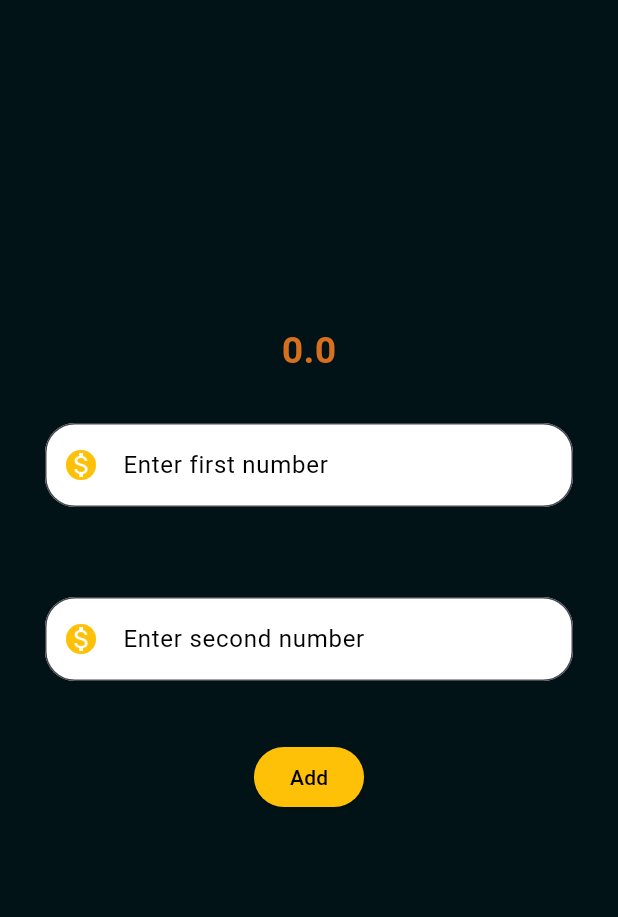
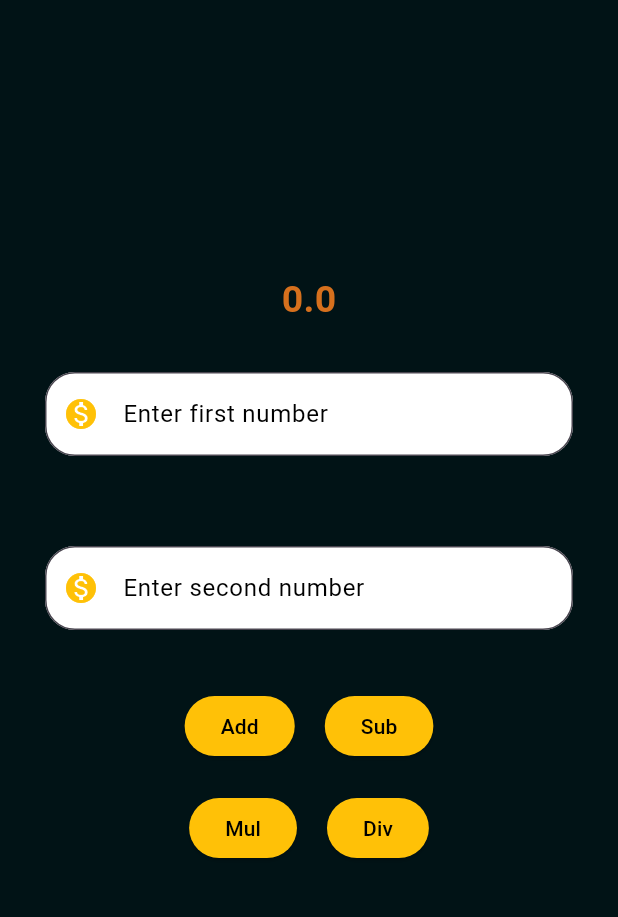
Before and after one commit to sudharsanacernitro/calculator, a Flutter app: the screen it shows after launch, after a tap on "Add", on a phone screen of 412 x 824 dp, the part 84-1001 px from its top. Run offline on Flutter 3.47's test engine with Material 3 defaults, Android fonts, the phone set to English and light mode, and no system bars.

Commit message:
Commit 1

```diff
--- a/lib/page1.dart
+++ b/lib/page1.dart
@@ -1,29 +1,20 @@
 import 'package:flutter/material.dart';
 
+
+
+
 class Page1 extends StatefulWidget {
-  const Page1({super.key});
+  const Page1({Key? key}) : super(key: key);
 
   @override
-  State<Page1> createState() => _Page1State();
+  _PageState createState() => _PageState();
 }
 
-class _Page1State extends State<Page1> {
-  double result = 0;
+class _PageState extends State<Page1> {
   final TextEditingController _controller1 = TextEditingController();
   final TextEditingController _controller2 = TextEditingController();
 
-  @override
-  void initState() {
-    super.initState();
-  }
-
-  @override
-  void dispose() {
-    _controller1.dispose();
-    _controller2.dispose();
-    super.dispose();
-  }
-
+  double result = 0;
   @override
   Widget build(BuildContext context) {
     return Scaffold(
@@ -56,24 +47,63 @@ class _Page1State extends State<Page1> {
               controller: _controller2,
             ),
             Container(
+              width:double.infinity,
+              child:Row(
+              crossAxisAlignment: CrossAxisAlignment.center,
+              mainAxisAlignment: MainAxisAlignment.center,
+              children: [button("Add"),
+            button("Sub"),],
+            ),
+            ),
+
+            Container(
+              width:double.infinity,
+              child:Row(
+              crossAxisAlignment: CrossAxisAlignment.center,
+              mainAxisAlignment: MainAxisAlignment.center,
+              children: [button("Mul"),
+            button("Div"),],
+            ),
+            )
+
+          ],
+        ),
+      ),
+    );
+  }
+
+  Container button(String a) {
+
+    return Container(
             padding: const EdgeInsets.all(10),
             child: ElevatedButton(
               onPressed: () {
                 setState(() {
                   double num1 = double.tryParse(_controller1.text) ?? 0;
                   double num2 = double.tryParse(_controller2.text) ?? 0;
-                    result = num1 + num2;
+                  switch(a)
+                  {
+                    case "Add":
+                      result=num1+num2;
+                      break;
+                    case "Sub":
+                      result=num1-num2;
+                      break;
+                    case "Mul":
+                      result=num1*num2;
+                      break;
+                    case "Div":
+                      result=num1/num2;
+                      break;
+                  }
                 });
+
               },
               style: ElevatedButton.styleFrom(
                 backgroundColor: Colors.amber,
                 foregroundColor: Colors.black,
               ),
-                child: const Text("Add"),
-              ),
-            ),
-          ],
-        ),
+              child:  Text(a),
             ),
           );
   }
```
Also changed, not shown: lib/main.dart (line endings or trailing spaces). Lines whose indentation alone changed are shown as unchanged.
